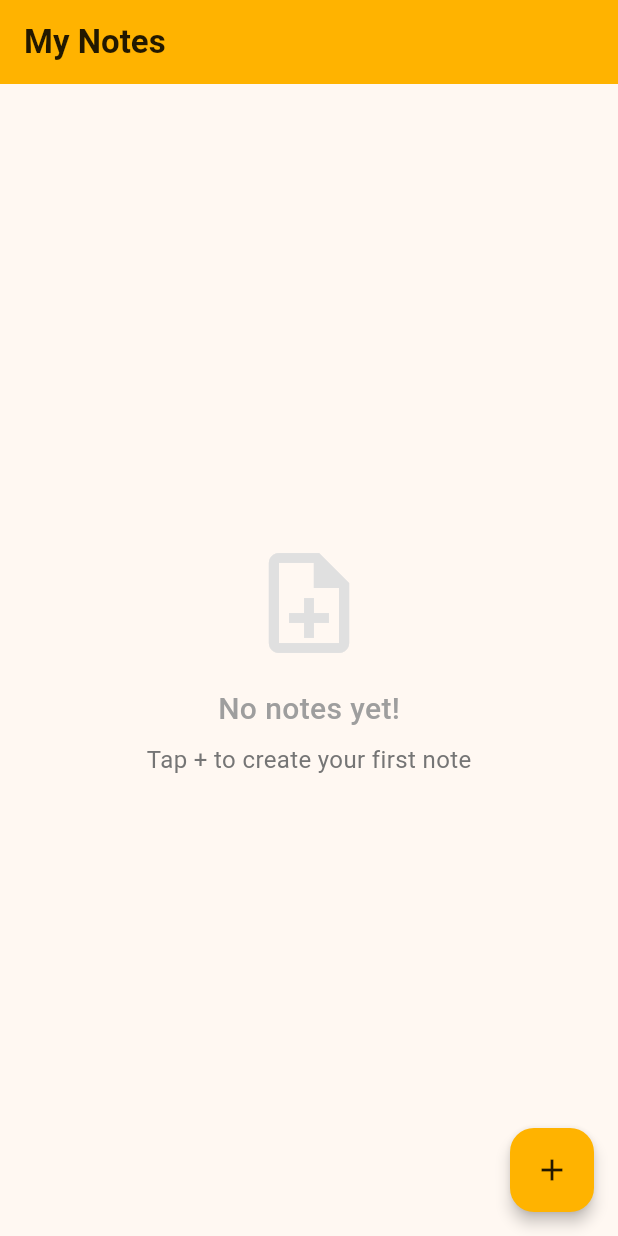
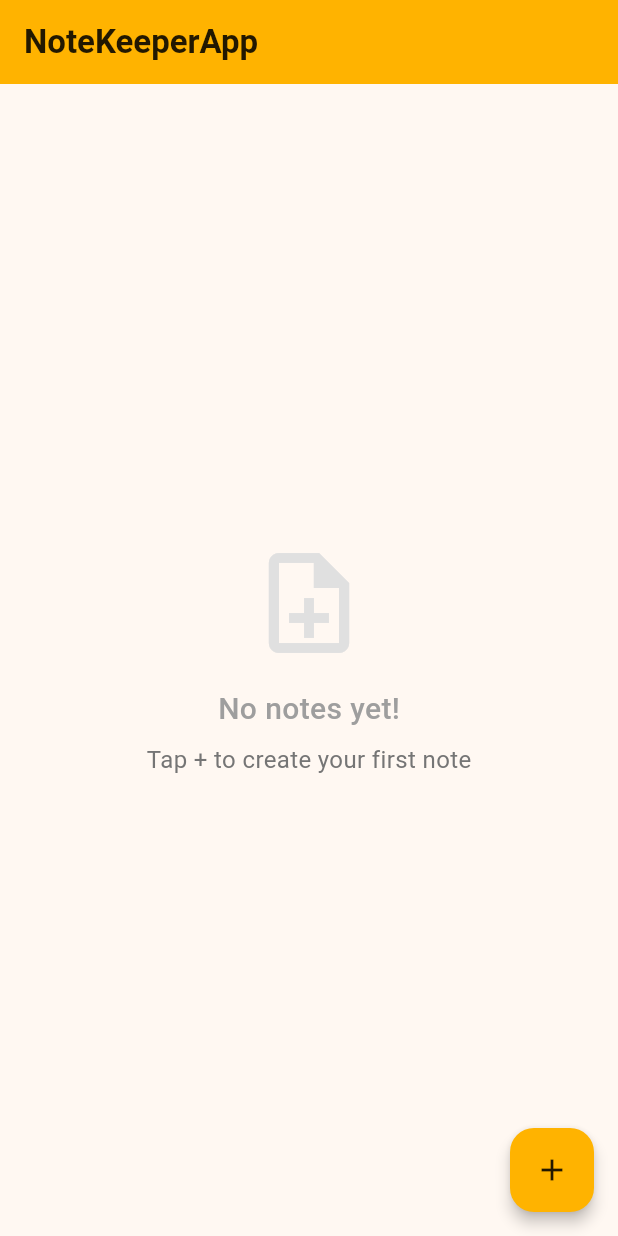
Before and after one commit to mejares-jamesmichael/DIT301-JMMejares-Act05, a Flutter app: the screen it shows after launch, on a phone screen of 412 x 824 dp. Run offline on Flutter 3.47's test engine with Material 3 defaults, Android fonts, the phone set to English and light mode, and no system bars; our stand-ins replace sqflite; accounts and stored records are empty.

```diff
--- a/lib/screens/notes_list_screen.dart
+++ b/lib/screens/notes_list_screen.dart
@@ -52,7 +52,7 @@ class _NotesListScreenState extends State<NotesListScreen> {
     return Scaffold(
       appBar: AppBar(
         title: const Text(
-          'My Notes',
+          'NoteKeeperApp',
           style: TextStyle(fontWeight: FontWeight.w600),
         ),
         backgroundColor: Colors.amber.shade600,
```
Also changed, not shown: activity5/addNote.png (added), activity5/deleteNotePrompt.png (added), activity5/deletedNote.png (added), activity5/editNote.png (added), activity5/emptyNotes.png (added), activity5/newNoteScreen.png (added), activity5/newNoteText.png (added), activity5/secondNote.png (added), activity5/thirdNote.png (added), activity5/updateNote.png (added), 1 other file.
